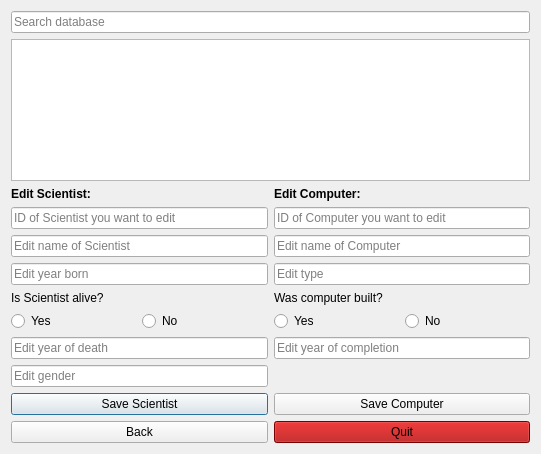
Old version of the form Skil3/EditWindow.ui in the repository Chiquita40-VLN-H2016/chiquita40.
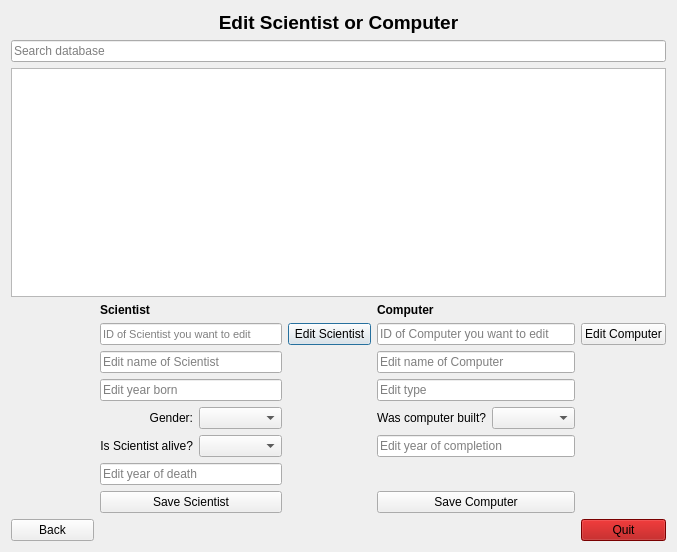
New version of the form.

Commit message: Edit: Scientist fyllist út, á eftir að útfæra virknina og allt fyrir Computer

```diff
--- a/Skil3/EditWindow.ui
+++ b/Skil3/EditWindow.ui
@@ -6,40 +6,52 @@
    <rect>
     <x>0</x>
     <y>0</y>
-    <width>541</width>
-    <height>454</height>
+    <width>677</width>
+    <height>552</height>
    </rect>
   </property>
   <property name="windowTitle">
    <string>Dialog</string>
   </property>
   <layout class="QGridLayout" name="gridLayout">
-   <item row="0" column="0" colspan="4">
+   <item row="0" column="0" colspan="7">
+    <widget class="QLabel" name="label">
+     <property name="text">
+      <string>&lt;html&gt;&lt;head/&gt;&lt;body&gt;&lt;p align=&quot;center&quot;&gt;&lt;span style=&quot; font-size:14pt; font-weight:600;&quot;&gt;Edit Scientist or Computer&lt;/span&gt;&lt;/p&gt;&lt;/body&gt;&lt;/html&gt;</string>
+     </property>
+    </widget>
+   </item>
+   <item row="1" column="0" colspan="7">
     <widget class="QLineEdit" name="input_editPageSearch">
      <property name="placeholderText">
       <string>Search database</string>
      </property>
     </widget>
    </item>
-   <item row="1" column="0" colspan="4">
+   <item row="2" column="0" colspan="7">
     <widget class="QListWidget" name="list_editPageSearchResult"/>
    </item>
-   <item row="2" column="0">
+   <item row="3" column="1">
     <widget class="QLabel" name="label_editScientist">
      <property name="text">
-      <string>&lt;b&gt;Edit Scientist:&lt;/b&gt;</string>
+      <string>&lt;html&gt;&lt;head/&gt;&lt;body&gt;&lt;p&gt;&lt;span style=&quot; font-weight:600;&quot;&gt;Scientist&lt;/span&gt;&lt;/p&gt;&lt;/body&gt;&lt;/html&gt;</string>
      </property>
     </widget>
    </item>
-   <item row="2" column="2">
+   <item row="3" column="4">
     <widget class="QLabel" name="label_editComputer">
      <property name="text">
-      <string>&lt;html&gt;&lt;head/&gt;&lt;body&gt;&lt;p&gt;&lt;span style=&quot; font-weight:600;&quot;&gt;Edit Computer:&lt;/span&gt;&lt;/p&gt;&lt;/body&gt;&lt;/html&gt;</string>
+      <string>&lt;html&gt;&lt;head/&gt;&lt;body&gt;&lt;p&gt;&lt;span style=&quot; font-weight:600;&quot;&gt;Computer&lt;/span&gt;&lt;/p&gt;&lt;/body&gt;&lt;/html&gt;</string>
      </property>
     </widget>
    </item>
-   <item row="3" column="0" colspan="2">
+   <item row="4" column="1" colspan="2">
     <widget class="QLineEdit" name="input_editIdScientist">
+     <property name="font">
+      <font>
+       <pointsize>8</pointsize>
+      </font>
+     </property>
      <property name="autoFillBackground">
       <bool>false</bool>
      </property>
@@ -51,7 +63,14 @@
      </property>
     </widget>
    </item>
-   <item row="3" column="2" colspan="2">
+   <item row="4" column="3">
+    <widget class="QPushButton" name="button_editScientist">
+     <property name="text">
+      <string>Edit Scientist</string>
+     </property>
+    </widget>
+   </item>
+   <item row="4" column="4" colspan="2">
     <widget class="QLineEdit" name="input_editIdComputer">
      <property name="autoFillBackground">
       <bool>false</bool>
@@ -64,7 +83,14 @@
      </property>
     </widget>
    </item>
-   <item row="4" column="0" colspan="2">
+   <item row="4" column="6">
+    <widget class="QPushButton" name="button_editComputer">
+     <property name="text">
+      <string>Edit Computer</string>
+     </property>
+    </widget>
+   </item>
+   <item row="5" column="1" colspan="2">
     <widget class="QLineEdit" name="input_editNameScientist">
      <property name="autoFillBackground">
       <bool>false</bool>
@@ -77,7 +103,7 @@
      </property>
     </widget>
    </item>
-   <item row="4" column="2" colspan="2">
+   <item row="5" column="4" colspan="2">
     <widget class="QLineEdit" name="input_editNameComputer">
      <property name="autoFillBackground">
       <bool>false</bool>
@@ -90,7 +116,7 @@
      </property>
     </widget>
    </item>
-   <item row="5" column="0" colspan="2">
+   <item row="6" column="1" colspan="2">
     <widget class="QLineEdit" name="input_editYearBorn">
      <property name="autoFillBackground">
       <bool>false</bool>
@@ -103,7 +129,7 @@
      </property>
     </widget>
    </item>
-   <item row="5" column="2" colspan="2">
+   <item row="6" column="4" colspan="2">
     <widget class="QLineEdit" name="input_editType">
      <property name="autoFillBackground">
       <bool>false</bool>
@@ -116,62 +142,85 @@
      </property>
     </widget>
    </item>
-   <item row="6" column="0">
-    <widget class="QLabel" name="label_ScientistAlive">
-     <property name="text">
-      <string>Is Scientist alive?</string>
-     </property>
-    </widget>
-   </item>
-   <item row="6" column="2">
-    <widget class="QLabel" name="label_computerBuilt">
-     <property name="text">
-      <string>Was computer built?</string>
-     </property>
-    </widget>
-   </item>
-   <item row="7" column="0">
-    <widget class="QRadioButton" name="radioButton_scientistAliveYes">
-     <property name="text">
-      <string>Yes</string>
-     </property>
-    </widget>
-   </item>
    <item row="7" column="1">
-    <widget class="QRadioButton" name="radioButton_scientistAliveNo">
+    <widget class="QLabel" name="label_gender">
      <property name="text">
-      <string>No</string>
+      <string>&lt;html&gt;&lt;head/&gt;&lt;body&gt;&lt;p align=&quot;right&quot;&gt;Gender:&lt;/p&gt;&lt;/body&gt;&lt;/html&gt;</string>
      </property>
     </widget>
    </item>
    <item row="7" column="2">
-    <widget class="QRadioButton" name="radioButton_computerBuiltYes">
-     <property name="text">
-      <string>Yes</string>
-     </property>
+    <widget class="QComboBox" name="comboBox_editGender">
+     <item>
+      <property name="text">
+       <string/>
+      </property>
+     </item>
+     <item>
+      <property name="text">
+       <string>F</string>
+      </property>
+     </item>
+     <item>
+      <property name="text">
+       <string>M</string>
+      </property>
+     </item>
     </widget>
    </item>
-   <item row="7" column="3">
-    <widget class="QRadioButton" name="radioButton_computerBuiltNo">
+   <item row="7" column="4">
+    <widget class="QLabel" name="label_computerBuilt">
      <property name="text">
-      <string>No</string>
+      <string>&lt;html&gt;&lt;head/&gt;&lt;body&gt;&lt;p align=&quot;right&quot;&gt;Was computer built?&lt;/p&gt;&lt;/body&gt;&lt;/html&gt;</string>
      </property>
     </widget>
    </item>
-   <item row="8" column="0" colspan="2">
-    <widget class="QLineEdit" name="input_editYearOfDeath">
-     <property name="autoFillBackground">
-      <bool>false</bool>
-     </property>
+   <item row="7" column="5">
+    <widget class="QComboBox" name="comboBox_editComputerBuilt">
+     <item>
+      <property name="text">
+       <string/>
+      </property>
+     </item>
+     <item>
+      <property name="text">
+       <string>Yes</string>
+      </property>
+     </item>
+     <item>
+      <property name="text">
+       <string>No</string>
+      </property>
+     </item>
+    </widget>
+   </item>
+   <item row="8" column="1">
+    <widget class="QLabel" name="label_ScientistAlive">
      <property name="text">
-      <string/>
+      <string>&lt;html&gt;&lt;head/&gt;&lt;body&gt;&lt;p align=&quot;right&quot;&gt;Is Scientist alive?&lt;/p&gt;&lt;/body&gt;&lt;/html&gt;</string>
      </property>
-     <property name="placeholderText">
-      <string>Edit year of death</string>
-     </property>
     </widget>
    </item>
-   <item row="8" column="2" colspan="2">
+   <item row="8" column="2">
+    <widget class="QComboBox" name="comboBox_editScientistAlive">
+     <item>
+      <property name="text">
+       <string/>
+      </property>
+     </item>
+     <item>
+      <property name="text">
+       <string>Yes</string>
+      </property>
+     </item>
+     <item>
+      <property name="text">
+       <string>No</string>
+      </property>
+     </item>
+    </widget>
+   </item>
+   <item row="8" column="4" colspan="2">
     <widget class="QLineEdit" name="input_editYearOfCompletion">
      <property name="autoFillBackground">
       <bool>false</bool>
@@ -184,8 +233,8 @@
      </property>
     </widget>
    </item>
-   <item row="9" column="0" colspan="2">
-    <widget class="QLineEdit" name="input_editGender">
+   <item row="9" column="1" colspan="2">
+    <widget class="QLineEdit" name="input_editYearOfDeath">
      <property name="autoFillBackground">
       <bool>false</bool>
      </property>
@@ -193,32 +242,18 @@
       <string/>
      </property>
      <property name="placeholderText">
-      <string>Edit gender</string>
+      <string>Edit year of death</string>
      </property>
     </widget>
    </item>
-   <item row="10" column="0" colspan="2">
-    <widget class="QPushButton" name="button_editScientist">
-     <property name="text">
-      <string>Save Scientist</string>
-     </property>
-    </widget>
-   </item>
-   <item row="10" column="2" colspan="2">
-    <widget class="QPushButton" name="button_editComputer">
-     <property name="text">
-      <string>Save Computer</string>
-     </property>
-    </widget>
-   </item>
-   <item row="11" column="0" colspan="2">
+   <item row="11" column="0">
     <widget class="QPushButton" name="button_editBack">
      <property name="text">
       <string>Back</string>
      </property>
     </widget>
    </item>
-   <item row="11" column="2" colspan="2">
+   <item row="11" column="6">
     <widget class="QPushButton" name="button_editQuit">
      <property name="styleSheet">
       <string notr="true">background-color: rgb(170, 0, 0);
@@ -231,6 +266,20 @@
      </property>
     </widget>
    </item>
+   <item row="10" column="1" colspan="2">
+    <widget class="QPushButton" name="button_saveEditScientist">
+     <property name="text">
+      <string>Save Scientist</string>
+     </property>
+    </widget>
+   </item>
+   <item row="10" column="4" colspan="2">
+    <widget class="QPushButton" name="button_saveEditComputer">
+     <property name="text">
+      <string>Save Computer</string>
+     </property>
+    </widget>
+   </item>
   </layout>
  </widget>
  <resources/>
```
Left out of the diff: 3 changed lines with no effect on the pictures. The commit also changes 2 other files.
